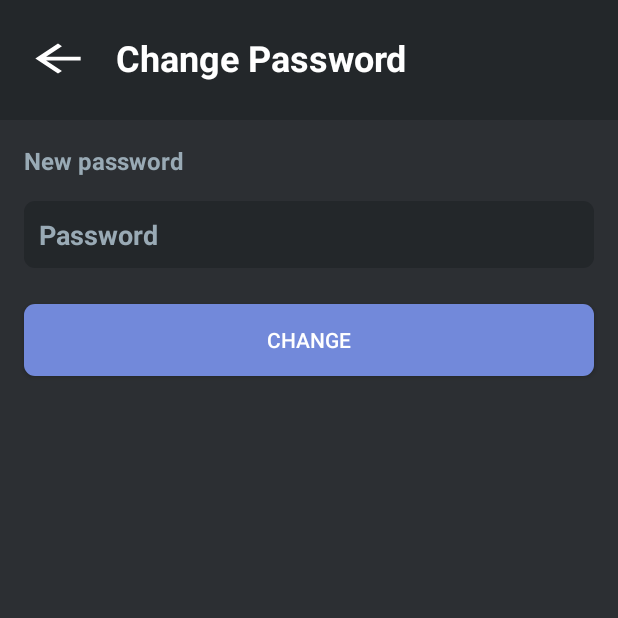
After one commit to kan1989bd/Pr-ectAndroid, an Android app: the ChangePassword screen opened directly, with no data from a screen before it, on a phone screen of 412 x 824 dp, the top half of it. The commit adds this screen. Run offline under Robolectric (Android 15) with nearby library versions, the phone set to English and light mode, and no system bars; our stand-ins replace Firebase (no records; nobody signed in at launch, a user with empty details on screens opened directly).

Commit message:
Change Password

```diff
--- a/app/src/main/AndroidManifest.xml
+++ b/app/src/main/AndroidManifest.xml
@@ -41,6 +41,7 @@
         <activity android:name=".MainActivity">
         </activity>
         <activity android:name=".EditProfile"/>
+        <activity android:name=".ChangePassword"/>
     </application>
 
 </manifest>
--- /dev/null
+++ b/app/src/main/java/com/example/loginandregister/ChangePassword.java
@@ -0,0 +1,64 @@
+package com.example.loginandregister;
+
+import android.content.Intent;
+import android.os.Bundle;
+import android.view.View;
+import android.widget.Button;
+import android.widget.EditText;
+import android.widget.Toast;
+
+import androidx.annotation.NonNull;
+import androidx.annotation.Nullable;
+import androidx.appcompat.app.AppCompatActivity;
+
+import com.google.android.gms.tasks.OnCompleteListener;
+import com.google.android.gms.tasks.Task;
+import com.google.firebase.auth.FirebaseAuth;
+import com.google.firebase.auth.FirebaseUser;
+import com.google.firebase.database.DatabaseReference;
+import com.google.firebase.database.FirebaseDatabase;
+
+public class ChangePassword extends AppCompatActivity {
+    Button btnBack, btnChangePassword;
+    EditText txtPassword;
+    FirebaseUser firebaseUser;
+    @Override
+    protected void onCreate(@Nullable Bundle savedInstanceState) {
+        super.onCreate(savedInstanceState);
+        setContentView(R.layout.edit_password);
+        txtPassword=findViewById(R.id.txt_edit_password);
+        btnBack=findViewById(R.id.btn_edit_password_back);
+        btnChangePassword=findViewById(R.id.btn_change_password);
+
+
+
+        btnBack.setOnClickListener(new View.OnClickListener() {
+            @Override
+            public void onClick(View v) {
+                startActivity(new Intent(getApplicationContext(),EditProfile.class));
+                finish();
+            }
+        });
+
+        btnChangePassword.setOnClickListener(new View.OnClickListener() {
+            @Override
+            public void onClick(View v) {
+                firebaseUser= FirebaseAuth.getInstance().getCurrentUser();
+                String pasword=txtPassword.getText().toString();
+                firebaseUser.updatePassword(pasword).addOnCompleteListener(new OnCompleteListener<Void>() {
+                    @Override
+                    public void onComplete(@NonNull Task<Void> task) {
+                        if(task.isSuccessful()){
+                            Toast.makeText(getApplicationContext(),"Changed password",Toast.LENGTH_SHORT).show();
+                            startActivity(new Intent(getApplicationContext(),EditProfile.class));
+                        }
+                        else {
+                            Toast.makeText(ChangePassword.this,"Error ! "+task.getException().getMessage(),Toast.LENGTH_SHORT).show();
+                        }
+                    }
+                });
+            }
+        });
+    }
+
+}
--- /dev/null
+++ b/app/src/main/res/layout/edit_password.xml
@@ -0,0 +1,83 @@
+<?xml version="1.0" encoding="utf-8"?>
+<androidx.constraintlayout.widget.ConstraintLayout xmlns:android="http://schemas.android.com/apk/res/android"
+    xmlns:app="http://schemas.android.com/apk/res-auto"
+    xmlns:tools="http://schemas.android.com/tools"
+    android:layout_width="match_parent"
+    android:layout_height="match_parent"
+    android:background="#2c2f33">
+
+    <TextView
+        android:id="@+id/textView19"
+        android:layout_width="0dp"
+        android:layout_height="80dp"
+        android:background="#23272a"
+        app:layout_constraintEnd_toEndOf="parent"
+        app:layout_constraintHorizontal_bias="0.0"
+        app:layout_constraintStart_toStartOf="parent"
+        app:layout_constraintTop_toTopOf="parent" />
+
+    <Button
+        android:id="@+id/btn_edit_password_back"
+        android:layout_width="45dp"
+        android:layout_height="30dp"
+        android:layout_marginStart="16dp"
+        android:layout_marginTop="24dp"
+        android:background="@drawable/abc_vector_test"
+        app:layout_constraintStart_toStartOf="parent"
+        app:layout_constraintTop_toTopOf="@+id/textView19" />
+
+    <TextView
+        android:id="@+id/textView22"
+        android:layout_width="wrap_content"
+        android:layout_height="wrap_content"
+        android:layout_marginStart="16dp"
+        android:layout_marginTop="22dp"
+        android:text="Change Password"
+        android:textColor="@color/design_default_color_background"
+        android:textSize="24sp"
+        android:textStyle="bold"
+        app:layout_constraintStart_toEndOf="@+id/btn_edit_password_back"
+        app:layout_constraintTop_toTopOf="@+id/textView19" />
+
+    <TextView
+        android:id="@+id/textView29"
+        android:layout_width="wrap_content"
+        android:layout_height="wrap_content"
+        android:layout_marginTop="16dp"
+        android:text="New password"
+        android:textColor="#99aab5"
+        android:textSize="16sp"
+        android:textStyle="bold"
+        app:layout_constraintStart_toStartOf="@+id/btn_edit_password_back"
+        app:layout_constraintTop_toBottomOf="@+id/textView19" />
+
+    <EditText
+        android:id="@+id/txt_edit_password"
+        android:layout_width="0dp"
+        android:layout_height="wrap_content"
+        android:layout_marginTop="16dp"
+        android:layout_marginEnd="16dp"
+        android:background="@drawable/botron_text"
+        android:ems="10"
+        android:hint="Password"
+        android:inputType="textPassword"
+        android:padding="10dp"
+        android:textColorHint="#99aab5"
+        android:textStyle="bold"
+        app:layout_constraintEnd_toEndOf="parent"
+        app:layout_constraintStart_toStartOf="@+id/textView29"
+        app:layout_constraintTop_toBottomOf="@+id/textView29" />
+
+    <Button
+        android:id="@+id/btn_change_password"
+        android:layout_width="0dp"
+        android:layout_height="wrap_content"
+        android:layout_marginTop="24dp"
+        android:layout_marginEnd="16dp"
+        android:background="@drawable/button_border"
+        android:text="Change"
+        android:textColor="@color/design_default_color_background"
+        app:layout_constraintEnd_toEndOf="parent"
+        app:layout_constraintStart_toStartOf="@+id/txt_edit_password"
+        app:layout_constraintTop_toBottomOf="@+id/txt_edit_password" />
+</androidx.constraintlayout.widget.ConstraintLayout>
--- a/app/src/main/res/layout/fragment_profile_main.xml
+++ b/app/src/main/res/layout/fragment_profile_main.xml
@@ -172,8 +172,8 @@
 
         <ImageView
             android:id="@+id/img_profile_avatar"
-            android:layout_width="wrap_content"
-            android:layout_height="wrap_content"
+            android:layout_width="match_parent"
+            android:layout_height="match_parent"
             android:scaleType="centerCrop"
             tools:srcCompat="@tools:sample/avatars" />
     </androidx.cardview.widget.CardView>
```
Also changed, not shown: app/src/main/java/com/example/loginandregister/EditProfile.java (+38 -4 lines), app/src/main/res/layout/update_user_profile.xml (+22 -27 lines).
